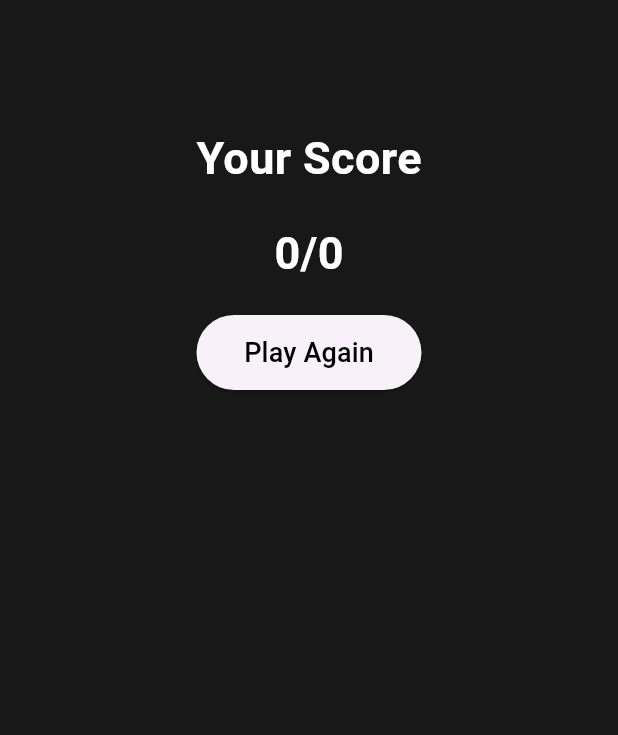
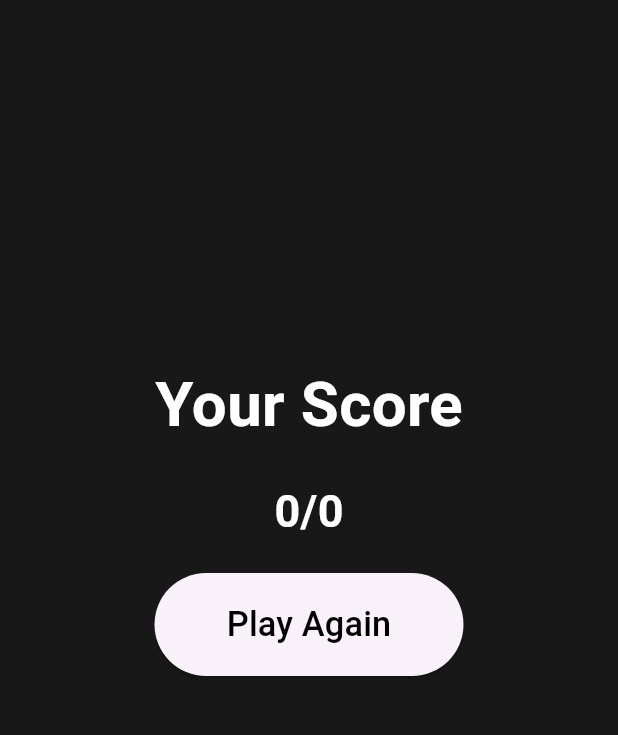
Before and after one commit to Pragnesh0074/quizzler, a Flutter app: the screen it shows after launch, after a tap on "Result", on a phone screen of 412 x 824 dp, the part 63-798 px from its top. Run offline on Flutter 3.47's test engine with Material 3 defaults, Android fonts, the phone set to English and light mode, and no system bars.

Commit message:
Responsive UI Changes

```diff
--- a/lib/main.dart
+++ b/lib/main.dart
@@ -109,6 +109,7 @@ class _HomePageState extends State<HomePage> {
 
   int counter = 0;
   List<String> userAnswers = [];
+  late Size screenSize;
 
   void reset() {
     counter = 0;
@@ -141,19 +142,22 @@ class _HomePageState extends State<HomePage> {
 
   @override
   Widget build(BuildContext context) {
+    screenSize = MediaQuery.of(context).size;
     return Scaffold(
       appBar: AppBar(
         backgroundColor: Color.fromRGBO(24, 24, 24, 1),
         title: Padding(
-          padding: const EdgeInsets.only(top: 10, left: 40),
+          padding: EdgeInsets.only(
+              left: screenSize.width / 8, top: screenSize.height / 50),
           child: Text(
             'Quizzler',
             style: TextStyle(color: Colors.white, fontWeight: FontWeight.bold),
           ),
         ),
         actions: [
-          Container(
-            padding: EdgeInsets.only(right: 40, top: 20),
+          Padding(
+            padding: EdgeInsets.only(
+                right: screenSize.width / 8, top: screenSize.height / 50),
             child: ElevatedButton(
               onPressed: () {
                 Navigator.push(
@@ -181,7 +185,8 @@ class _HomePageState extends State<HomePage> {
             children: [
               Text(questions.elementAt(counter)['question'],
                   textAlign: TextAlign.center,
-                  style: TextStyle(color: Colors.white, fontSize: 30)),
+                  style: TextStyle(
+                      color: Colors.white, fontSize: screenSize.width / 12)),
               SizedBox(height: 50),
               Row(
                 mainAxisAlignment: MainAxisAlignment.spaceEvenly,
@@ -191,12 +196,14 @@ class _HomePageState extends State<HomePage> {
                     correctAnswer:
                         questions.elementAt(counter)['correctAnswer'],
                     onNextQuestion: nextQuestion,
+                    screenSize: screenSize,
                   ),
                   OptionBtn(
                     option: questions.elementAt(counter)['options'][1],
                     correctAnswer:
                         questions.elementAt(counter)['correctAnswer'],
                     onNextQuestion: nextQuestion,
+                    screenSize: screenSize,
                   ),
                 ],
               ),
@@ -209,12 +216,14 @@ class _HomePageState extends State<HomePage> {
                     correctAnswer:
                         questions.elementAt(counter)['correctAnswer'],
                     onNextQuestion: nextQuestion,
+                    screenSize: screenSize,
                   ),
                   OptionBtn(
                     option: questions.elementAt(counter)['options'][3],
                     correctAnswer:
                         questions.elementAt(counter)['correctAnswer'],
                     onNextQuestion: nextQuestion,
+                    screenSize: screenSize,
                   ),
                 ],
               ),
@@ -230,12 +239,14 @@ class OptionBtn extends StatefulWidget {
   final String option;
   final String correctAnswer;
   final Function(String) onNextQuestion;
+  final Size screenSize;
 
   const OptionBtn({
     super.key,
     required this.option,
     required this.correctAnswer,
     required this.onNextQuestion,
+    required this.screenSize,
   });
 
   @override
@@ -267,8 +278,10 @@ class _OptionBtnState extends State<OptionBtn> {
     return InkWell(
       onTap: checkAnswer,
       child: Container(
-        width: 150,
-        height: 100,
+        width: widget.screenSize.width / 2.5,
+        // width: 150,
+        height: widget.screenSize.height / 10,
+        // height: 50,
         decoration: BoxDecoration(
           color: btnBg,
           borderRadius: BorderRadius.circular(10),
@@ -277,7 +290,8 @@ class _OptionBtnState extends State<OptionBtn> {
         child: Center(
           child: Text(widget.option,
               textAlign: TextAlign.center,
-              style: TextStyle(color: Colors.white, fontSize: 18)),
+              style: TextStyle(
+                  color: Colors.white, fontSize: widget.screenSize.width / 22)),
         ),
       ),
     );
--- a/lib/result_page.dart
+++ b/lib/result_page.dart
@@ -10,8 +10,10 @@ class Resultpage extends StatefulWidget {
 }
 
 class _ResultpageState extends State<Resultpage> {
+  late Size screenSize;
   @override
   Widget build(BuildContext context) {
+    screenSize = MediaQuery.of(context).size;
     return Scaffold(
       appBar: AppBar(
         foregroundColor: Colors.white,
@@ -25,7 +27,10 @@ class _ResultpageState extends State<Resultpage> {
         width: double.maxFinite,
         color: Color.fromRGBO(24, 24, 24, 1),
         child: Padding(
-          padding: const EdgeInsets.only(left: 20, right: 20, top: 50),
+          padding: EdgeInsets.only(
+              left: screenSize.width / 4,
+              right: screenSize.width / 4,
+              top: screenSize.height / 4),
           child: Column(
             children: [
               SizedBox(
@@ -35,7 +40,7 @@ class _ResultpageState extends State<Resultpage> {
                 'Your Score',
                 style: TextStyle(
                   color: Colors.white,
-                  fontSize: 30,
+                  fontSize: screenSize.width / 10,
                   fontWeight: FontWeight.bold,
                 ),
               ),
@@ -54,8 +59,8 @@ class _ResultpageState extends State<Resultpage> {
                 height: 20,
               ),
               SizedBox(
-                height: 50,
-                width: 150,
+                height: screenSize.height / 12,
+                width: screenSize.width / 2,
                 child: ElevatedButton(
                   onPressed: () {
                     widget.reset();
@@ -63,7 +68,8 @@ class _ResultpageState extends State<Resultpage> {
                   },
                   child: Text(
                     'Play Again',
-                    style: TextStyle(color: Colors.black, fontSize: 18),
+                    style: TextStyle(
+                        color: Colors.black, fontSize: screenSize.width / 18),
                   ),
                 ),
               ),
```
